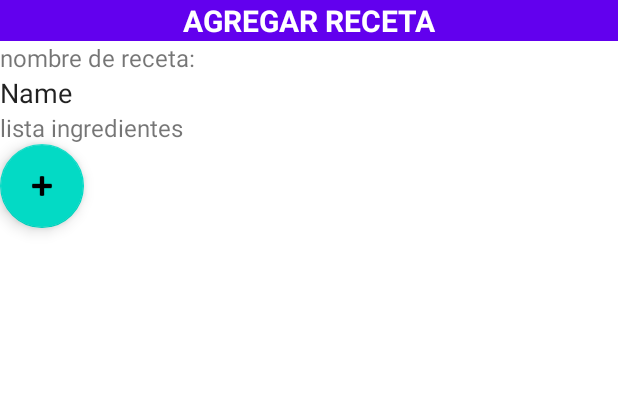
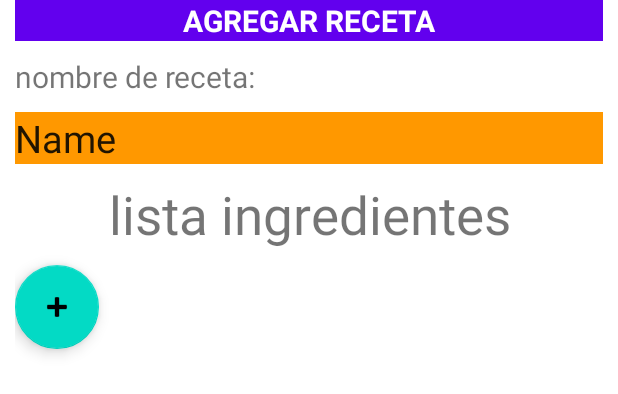
Before and after one commit to danilopezyejas/MenuSemanal, an Android app: the layout fragment_agregar_receta.xml on its own in the app's theme, with its tools: preview values and no code run, on a phone screen of 412 x 824 dp. Shown: the top 394 px of the screen. Run offline under Robolectric (Android 15) with nearby library versions, the phone set to English and light mode, and no system bars.

Commit message:
adaptador recetas para recycledview

```diff
--- a/app/src/main/res/layout/fragment_agregar_receta.xml
+++ b/app/src/main/res/layout/fragment_agregar_receta.xml
@@ -5,12 +5,16 @@
     android:layout_width="match_parent"
     android:layout_height="match_parent"
     tools:context=".FragmentAgregarReceta">
+
     <ScrollView
         android:layout_width="match_parent"
         android:layout_height="match_parent">
+
         <LinearLayout
             android:layout_width="match_parent"
-        android:layout_height="match_parent"
+            android:layout_height="wrap_content"
+            android:layout_marginLeft="10dp"
+            android:layout_marginRight="10dp"
             android:orientation="vertical">
 
             <TextView
@@ -25,46 +29,51 @@
 
                 android:textSize="20sp"
                 android:textStyle="bold"
-            app:layout_constraintTop_toTopOf="parent"
-            tools:layout_editor_absoluteX="0dp" />
+                app:layout_constraintTop_toTopOf="parent" />
 
             <TextView
                 android:id="@+id/textView5"
                 android:layout_width="match_parent"
                 android:layout_height="wrap_content"
-            android:textSize="16sp"
-            android:text="@string/nombre" />
+                android:layout_marginTop="10dp"
+                android:text="@string/nombre"
+                android:textSize="20sp" />
+
 
             <EditText
                 android:id="@+id/editTextTextPersonName4"
+                android:layout_marginTop="10dp"
                 android:layout_width="match_parent"
                 android:layout_height="wrap_content"
-            android:ems="10"
-            android:background="@color/white"
+                android:background="#FF9800"
                 android:inputType="textPersonName"
                 android:text="@string/name"
-            android:autofillHints="" />
+                android:textSize="25sp" />
 
 
             <TextView
                 android:id="@+id/textView6"
                 android:layout_width="match_parent"
                 android:layout_height="wrap_content"
-            android:textSize="16sp"
-            android:text="@string/lista_ingredientes" />
+                android:layout_marginTop="10dp"
+                android:text="@string/lista_ingredientes"
+                android:textAlignment="center"
+                android:textSize="35sp" />
 
 
             <androidx.recyclerview.widget.RecyclerView
                 android:layout_width="match_parent"
                 android:layout_height="wrap_content"
+                android:layout_marginTop="10dp"
                 android:background="@color/nav_color" />
 
             <com.google.android.material.floatingactionbutton.FloatingActionButton
                 android:id="@+id/floatingActionButton2"
-            android:layout_width="wrap_content"
+                android:layout_width="match_parent"
                 android:layout_height="wrap_content"
                 android:layout_marginEnd="40dp"
                 android:layout_marginBottom="80dp"
+                android:baselineAligned="false"
                 android:clickable="true"
                 android:src="@android:drawable/ic_input_add"
                 app:layout_constraintBottom_toBottomOf="parent"
@@ -74,5 +83,4 @@
 
         </LinearLayout>
     </ScrollView>
-
 </FrameLayout>
```
Also changed, not shown: app/src/main/java/Clases/Recetas.java (added, +30 -0 lines), app/src/main/java/com/tip/MenuSemanal/AdapterListaReceta.java (added, +63 -0 lines), app/src/main/res/layout/recycle_recetas.xml (added, +26 -0 lines), app/src/main/res/layout/recycled_ingredientes_receta.xml (added, +28 -0 lines). Lines whose indentation alone changed are shown as unchanged.
